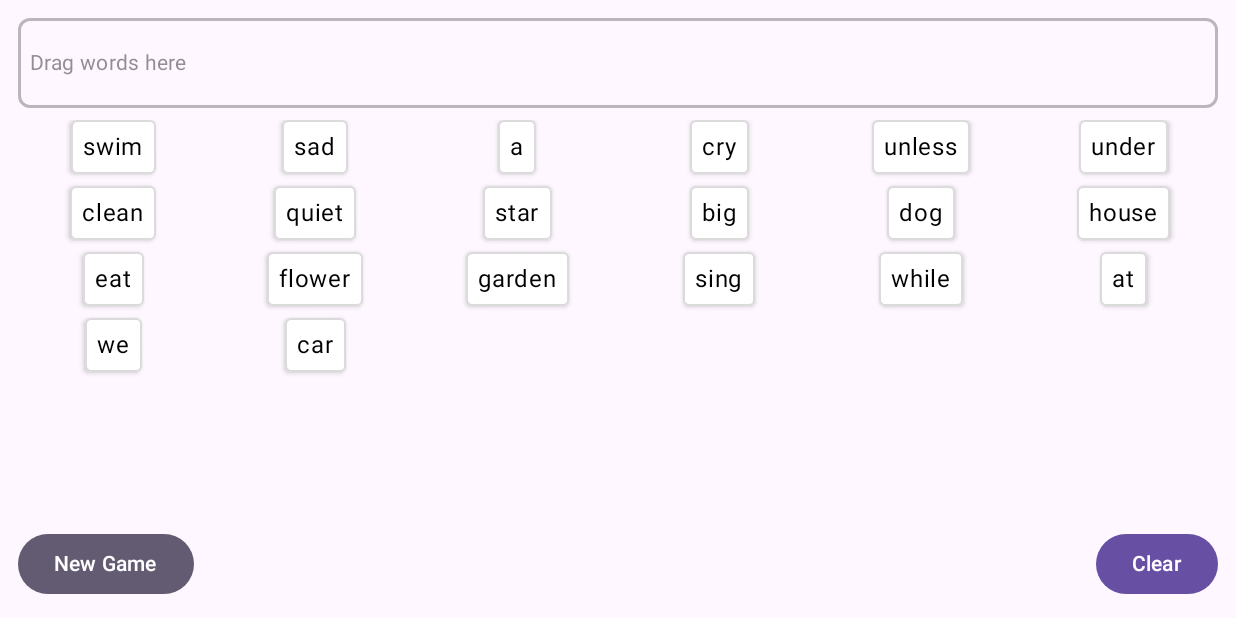
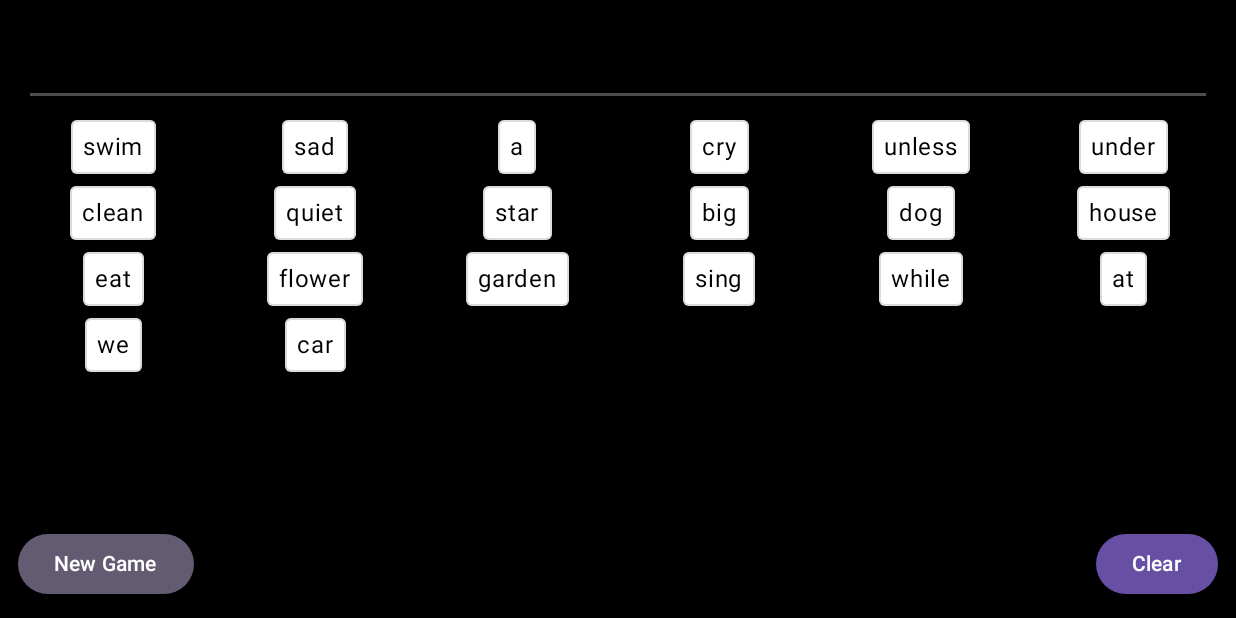
Before and after one commit to jensen2185/WordSlop, an Android app built with Jetpack Compose: the screen it shows after launch (MainActivity), on a phone screen of 824 x 412 dp (held sideways). Run offline under Robolectric (Android 15) with nearby library versions, the phone set to English and light mode, and no system bars.

Commit message:
Basic babbler 2.0 Good Job Claude4

```diff
--- a/app/src/main/java/com/example/babbler/ui/components/ArrangementBar.kt
+++ b/app/src/main/java/com/example/babbler/ui/components/ArrangementBar.kt
@@ -20,6 +20,9 @@ import androidx.compose.ui.unit.IntOffset
 import androidx.compose.ui.unit.dp
 import androidx.compose.ui.unit.sp
 import androidx.compose.ui.zIndex
+import androidx.compose.animation.core.LinearOutSlowInEasing
+import androidx.compose.animation.core.animateFloatAsState
+import androidx.compose.animation.core.tween
 import com.example.babbler.model.Word
 import kotlin.math.roundToInt
 
@@ -37,31 +40,35 @@ fun ArrangementBar(
         modifier = modifier
             .fillMaxWidth()
             .height(60.dp)
-            .background(
-                color = MaterialTheme.colorScheme.surface,
-                shape = RoundedCornerShape(8.dp)
+            .background(Color.Black)
+            .padding(8.dp)
+
+    ) {
+        // Words container
+        Box(
+            modifier = Modifier
+                .fillMaxWidth()
+                .height(44.dp)
+                .align(Alignment.TopCenter)
+        ) {
+            // Line below words
+            Box(
+                modifier = Modifier
+                    .fillMaxWidth()
+                    .height(2.dp)
+                    .background(Color.White.copy(alpha = 0.3f))
+                    .align(Alignment.BottomCenter)
             )
-            .border(
-                width = 2.dp,
-                color = MaterialTheme.colorScheme.outline.copy(alpha = 0.5f),
-                shape = RoundedCornerShape(8.dp)
-            )
-            .padding(8.dp)
-    ) {
-        if (arrangedWords.isEmpty()) {
-            Text(
-                text = "Drag words here",
-                style = MaterialTheme.typography.bodyMedium,
-                color = MaterialTheme.colorScheme.onSurfaceVariant.copy(alpha = 0.6f),
-                modifier = Modifier.align(Alignment.CenterStart)
-            )
-        } else {
             LazyRow(
                 modifier = Modifier.fillMaxWidth(),
                 horizontalArrangement = Arrangement.spacedBy(4.dp),
-                verticalAlignment = Alignment.CenterVertically
+                verticalAlignment = Alignment.Top
             ) {
-                itemsIndexed(arrangedWords) { index, word ->
+                itemsIndexed(
+                    items = arrangedWords,
+                    key = { index, word -> "${word.id}-$index" }
+                ) { index, word ->
+                    // Each word in the list should be visible
                     DraggableArrangedWord(
                         word = word,
                         index = index,
@@ -70,7 +77,9 @@ fun ArrangementBar(
                         onWordsReordered = onWordsReordered,
                         onDragStart = onDragStart,
                         onDragEnd = onDragEnd,
-                        modifier = Modifier.height(44.dp)
+                        modifier = Modifier
+                            .height(44.dp)
+                            .zIndex(1f)  // Ensure words are always visible
                     )
                 }
             }
@@ -79,7 +88,7 @@ fun ArrangementBar(
 }
 
 @Composable
-private fun DraggableArrangedWord(
+fun DraggableArrangedWord(
     word: Word,
     index: Int,
     arrangedWords: List<Word>,
@@ -123,16 +132,19 @@ private fun DraggableArrangedWord(
                         if (offset.y > 80) {
                             onWordRemove(word)
                             return@detectDragGestures
-                        } else if (kotlin.math.abs(offset.x) > 50) {
-                            // Horizontal drag - reorder within arrangement
-                            val cardWidth = 80 // Approximate width including spacing
-                            val positionChange = (offset.x / cardWidth).roundToInt()
-                            val newIndex = (index + positionChange).coerceIn(0, arrangedWords.size - 1)
+                        } else {
+                            // Simple relative movement calculation
+                            val moveDistance = offset.x
+                            val moveRight = moveDistance > 40f && index < arrangedWords.size - 1
+                            val moveLeft = moveDistance < -40f && index > 0
 
-                            if (newIndex != index) {
+                            if (moveRight || moveLeft) {
+                                val targetIndex = if (moveRight) index + 1 else index - 1
+
+                                // Simple reordering without animation
                                 val mutableList = arrangedWords.toMutableList()
                                 val draggedWord = mutableList.removeAt(index)
-                                mutableList.add(newIndex, draggedWord)
+                                mutableList.add(targetIndex, draggedWord)
                                 onWordsReordered(mutableList)
                             }
                         }
--- a/app/src/main/java/com/example/babbler/ui/screens/WordGameScreen.kt
+++ b/app/src/main/java/com/example/babbler/ui/screens/WordGameScreen.kt
@@ -1,5 +1,6 @@
 package com.example.babbler.ui.screens
 
+import androidx.compose.foundation.background
 import androidx.compose.foundation.layout.*
 import androidx.compose.foundation.lazy.grid.GridCells
 import androidx.compose.foundation.lazy.grid.LazyVerticalGrid
@@ -8,6 +9,7 @@ import androidx.compose.material3.*
 import androidx.compose.runtime.*
 import androidx.compose.ui.Alignment
 import androidx.compose.ui.Modifier
+import androidx.compose.ui.graphics.Color
 import androidx.compose.ui.platform.LocalConfiguration
 import androidx.compose.ui.text.font.FontWeight
 import androidx.compose.ui.unit.dp
@@ -24,6 +26,7 @@ fun WordGameScreen(
 ) {
     val wordRepository = remember { WordRepository() }
     var gameWords by remember { mutableStateOf(wordRepository.getRandomWords()) }
+    // Simple list of words in order
     var arrangedWords by remember { mutableStateOf<List<Word>>(emptyList()) }
     var draggedWordId by remember { mutableStateOf<Int?>(null) }
 
@@ -41,6 +44,7 @@ fun WordGameScreen(
     Column(
         modifier = modifier
             .fillMaxSize()
+            .background(Color.Black)
             .padding(12.dp),
         verticalArrangement = Arrangement.spacedBy(8.dp)
     ) {
@@ -49,11 +53,8 @@ fun WordGameScreen(
             arrangedWords = arrangedWords,
             draggedWordId = draggedWordId,
             onWordRemove = { word ->
-                // Remove word from arrangement and make it available again
-                val updatedArrangedWords = arrangedWords.filter { it.id != word.id }
-                arrangedWords = updatedArrangedWords
-
-                // Update game words to reflect the removal
+                // Simply remove the word and update game words
+                arrangedWords = arrangedWords.filter { it.id != word.id }
                 gameWords = gameWords.map {
                     if (it.id == word.id) it.copy(isPlaced = false)
                     else it
@@ -61,6 +62,14 @@ fun WordGameScreen(
             },
             onWordsReordered = { newOrder ->
                 arrangedWords = newOrder
+                // Ensure all arranged words are marked as placed
+                gameWords = gameWords.map { gameWord ->
+                    if (newOrder.any { it.id == gameWord.id }) {
+                        gameWord.copy(isPlaced = true)
+                    } else {
+                        gameWord
+                    }
+                }
             },
             onDragStart = { wordId ->
                 draggedWordId = wordId
@@ -80,7 +89,7 @@ fun WordGameScreen(
                 .fillMaxWidth()
                 .weight(1f)
         ) {
-            items(gameWords.filter { !it.isPlaced && !arrangedWords.any { arranged -> arranged.id == it.id } }) { word ->
+            items(gameWords.filter { !it.isPlaced }) { word ->
                 DraggableWordCard(
                     word = word,
                     isDragging = draggedWordId == word.id,
@@ -89,7 +98,7 @@ fun WordGameScreen(
                     },
                     onDragEnd = {
                         if (draggedWordId == word.id) {
-                            // Only add to arrangement if not already there
+                            // Add to arrangement if not already there
                             if (!arrangedWords.any { it.id == word.id }) {
                                 arrangedWords = arrangedWords + word.copy(isPlaced = true)
                                 gameWords = gameWords.map {
```
